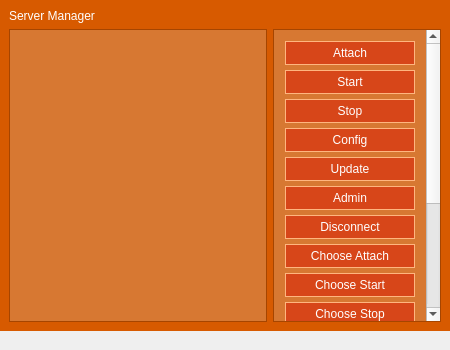
Above: frmServerManager.ui from Syping/servermgr before the change. Below: the same form after it.
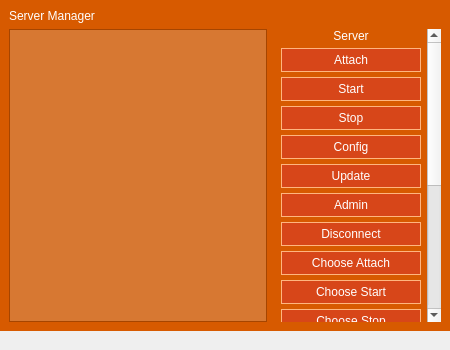
That is the form after the change. Icons and pictures are not drawn. Custom widgets are drawn as their Qt base class.

Commit message: updated frmServerManager class

```diff
--- a/frmServerManager.ui
+++ b/frmServerManager.ui
@@ -252,13 +252,7 @@
 selection-color: rgb(215, 90, 0);
 }
 QWidget#sawcRight{
-background-color: rgb(215, 120, 50);
-color: rgb(255, 255, 255);
-selection-background-color: rgb(255, 255, 255);
-selection-color: rgb(215, 90, 0);
-}
-QWidget#sawcRight{
-background-color: rgb(215, 120, 50);
+background-color: rgb(215, 90, 0);
 color: rgb(255, 255, 255);
 selection-background-color: rgb(255, 255, 255);
 selection-color: rgb(215, 90, 0);
@@ -388,6 +382,15 @@
            <layout class="QVBoxLayout" name="vlManagerRight">
             <item>
              <widget class="QScrollArea" name="saRight">
+              <property name="frameShape">
+               <enum>QFrame::NoFrame</enum>
+              </property>
+              <property name="frameShadow">
+               <enum>QFrame::Plain</enum>
+              </property>
+              <property name="lineWidth">
+               <number>0</number>
+              </property>
               <property name="widgetResizable">
                <bool>true</bool>
               </property>
@@ -395,27 +398,39 @@
                <property name="geometry">
                 <rect>
                  <x>0</x>
-                 <y>-184</y>
-                 <width>143</width>
-                 <height>471</height>
+                 <y>-246</y>
+                 <width>145</width>
+                 <height>535</height>
                 </rect>
                </property>
                <layout class="QVBoxLayout" name="vlSawcRight">
                 <property name="spacing">
                  <number>5</number>
                 </property>
+                <property name="leftMargin">
+                 <number>8</number>
+                </property>
+                <property name="topMargin">
+                 <number>0</number>
+                </property>
+                <property name="rightMargin">
+                 <number>6</number>
+                </property>
+                <property name="bottomMargin">
+                 <number>0</number>
+                </property>
                 <item>
-                 <spacer name="vsSMU">
-                  <property name="orientation">
-                   <enum>Qt::Vertical</enum>
+                 <widget class="KPTLabel" name="labRemote">
+                  <property name="text">
+                   <string>Server</string>
                   </property>
-                  <property name="sizeHint" stdset="0">
-                   <size>
-                    <width>0</width>
-                    <height>0</height>
-                   </size>
+                  <property name="alignment">
+                   <set>Qt::AlignCenter</set>
                   </property>
-                 </spacer>
+                  <property name="wordWrap">
+                   <bool>true</bool>
+                  </property>
+                 </widget>
                 </item>
                 <item>
                  <widget class="QPushButton" name="cmdAttach">
@@ -529,6 +544,36 @@
                   </property>
                  </widget>
                 </item>
+                <item>
+                 <spacer name="vsSMM">
+                  <property name="orientation">
+                   <enum>Qt::Vertical</enum>
+                  </property>
+                  <property name="sizeHint" stdset="0">
+                   <size>
+                    <width>0</width>
+                    <height>0</height>
+                   </size>
+                  </property>
+                 </spacer>
+                </item>
+                <item>
+                 <widget class="QLabel" name="labLocal">
+                  <property name="text">
+                   <string>Client</string>
+                  </property>
+                  <property name="alignment">
+                   <set>Qt::AlignCenter</set>
+                  </property>
+                 </widget>
+                </item>
+                <item>
+                 <widget class="QPushButton" name="cmdConfigLocal">
+                  <property name="text">
+                   <string>Config</string>
+                  </property>
+                 </widget>
+                </item>
                 <item>
                  <spacer name="vsSMD">
                   <property name="orientation">
@@ -542,6 +587,16 @@
                   </property>
                  </spacer>
                 </item>
+                <item>
+                 <widget class="KPTLabel" name="labSMVersion">
+                  <property name="text">
+                   <string>Server Manager %1</string>
+                  </property>
+                  <property name="alignment">
+                   <set>Qt::AlignCenter</set>
+                  </property>
+                 </widget>
+                </item>
                </layout>
               </widget>
              </widget>
```
The commit also changes 2 other files.
